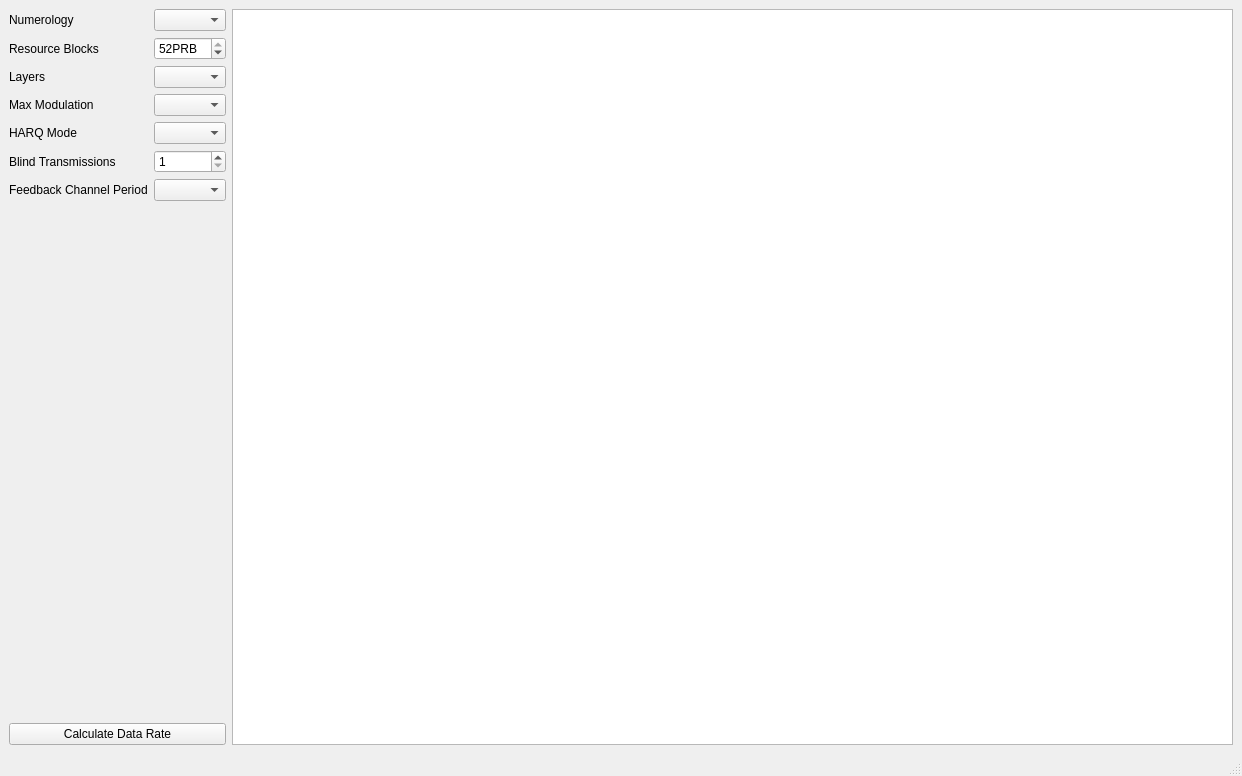
The window that main-window.ui (usnistgov/5G-NR-LTE-Sidelink-Capacity-Estimator) describes before a commit, drawn with Qt 5.
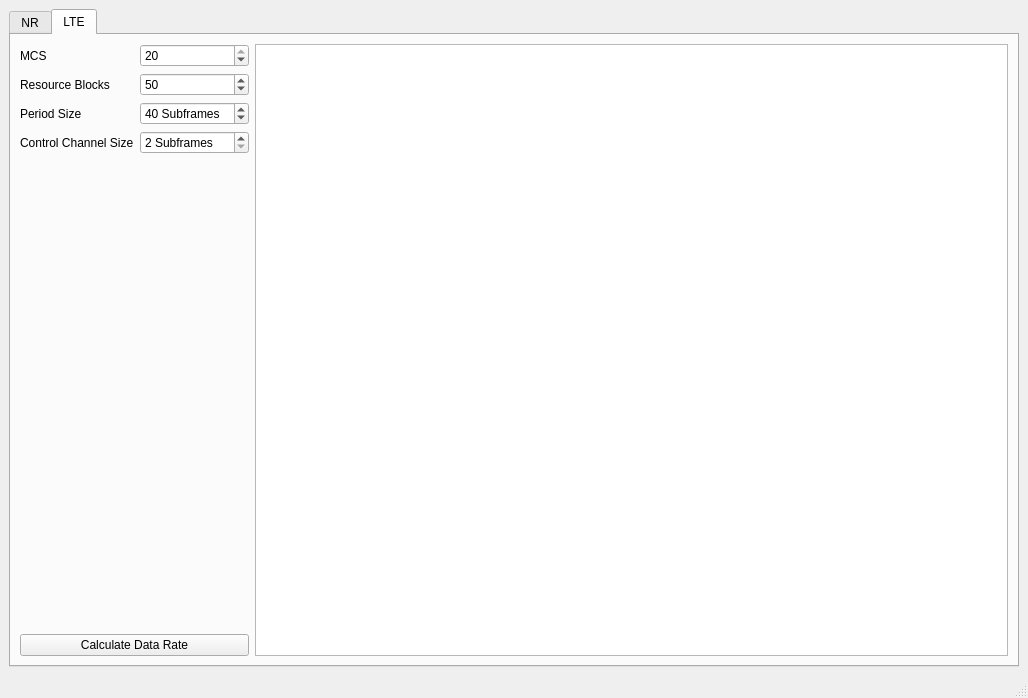
The same window after the commit. The open tabs and pages were chosen to show the change.

```diff
--- a/main-window.ui
+++ b/main-window.ui
@@ -6,14 +6,24 @@
    <rect>
     <x>0</x>
     <y>0</y>
-    <width>1242</width>
-    <height>776</height>
+    <width>1028</width>
+    <height>698</height>
    </rect>
   </property>
   <property name="windowTitle">
    <string>Sidelink Capacity Tool</string>
   </property>
   <widget class="QWidget" name="centralwidget">
+   <layout class="QHBoxLayout" name="horizontalLayout_2">
+    <item>
+     <widget class="QTabWidget" name="tabWidget">
+      <property name="currentIndex">
+       <number>0</number>
+      </property>
+      <widget class="QWidget" name="tabNr">
+       <attribute name="title">
+        <string>NR</string>
+       </attribute>
    <layout class="QHBoxLayout" name="horizontalLayout">
     <item>
      <layout class="QVBoxLayout" name="verticalLayoutFormSubmit">
@@ -59,29 +69,6 @@
         <item row="4" column="1">
          <widget class="QComboBox" name="comboHarq"/>
         </item>
-        <item row="1" column="0">
-         <widget class="QLabel" name="lblResourceBlocks">
-          <property name="text">
-           <string>Resource Blocks</string>
-          </property>
-         </widget>
-        </item>
-        <item row="1" column="1">
-         <widget class="QSpinBox" name="spinResourceBlocks">
-          <property name="suffix">
-           <string>PRB</string>
-          </property>
-          <property name="minimum">
-           <number>11</number>
-          </property>
-          <property name="maximum">
-           <number>52</number>
-          </property>
-          <property name="value">
-           <number>52</number>
-          </property>
-         </widget>
-        </item>
         <item row="5" column="0">
          <widget class="QLabel" name="lblBlindTransmissions">
           <property name="text">
@@ -135,6 +122,118 @@
     </item>
    </layout>
   </widget>
+      <widget class="QWidget" name="tabLte">
+       <attribute name="title">
+        <string>LTE</string>
+       </attribute>
+       <layout class="QHBoxLayout" name="horizontalLayout_3">
+        <item>
+         <layout class="QVBoxLayout" name="verticalLayout_2">
+          <item>
+           <layout class="QFormLayout" name="formLayout_2">
+            <item row="0" column="0">
+             <widget class="QLabel" name="lblMcs">
+              <property name="text">
+               <string>MCS</string>
+              </property>
+             </widget>
+            </item>
+            <item row="0" column="1">
+             <widget class="QSpinBox" name="spinMcs">
+              <property name="maximum">
+               <number>20</number>
+              </property>
+              <property name="value">
+               <number>20</number>
+              </property>
+             </widget>
+            </item>
+            <item row="1" column="0">
+             <widget class="QLabel" name="lblResourceBlocks_2">
+              <property name="text">
+               <string>Resource Blocks</string>
+              </property>
+             </widget>
+            </item>
+            <item row="1" column="1">
+             <widget class="QSpinBox" name="spinResourceBlocksLte">
+              <property name="minimum">
+               <number>1</number>
+              </property>
+              <property name="maximum">
+               <number>128</number>
+              </property>
+              <property name="value">
+               <number>50</number>
+              </property>
+             </widget>
+            </item>
+            <item row="2" column="0">
+             <widget class="QLabel" name="label">
+              <property name="text">
+               <string>Period Size</string>
+              </property>
+             </widget>
+            </item>
+            <item row="2" column="1">
+             <widget class="QSpinBox" name="spinPeriodSize">
+              <property name="suffix">
+               <string> Subframes</string>
+              </property>
+              <property name="maximum">
+               <number>320</number>
+              </property>
+              <property name="value">
+               <number>40</number>
+              </property>
+             </widget>
+            </item>
+            <item row="3" column="0">
+             <widget class="QLabel" name="label_2">
+              <property name="text">
+               <string>Control Channel Size</string>
+              </property>
+             </widget>
+            </item>
+            <item row="3" column="1">
+             <widget class="QSpinBox" name="spinPscchSize">
+              <property name="suffix">
+               <string> Subframes</string>
+              </property>
+              <property name="minimum">
+               <number>2</number>
+              </property>
+              <property name="maximum">
+               <number>40</number>
+              </property>
+             </widget>
+            </item>
+           </layout>
+          </item>
+          <item>
+           <widget class="QPushButton" name="btnCalculateLte">
+            <property name="sizePolicy">
+             <sizepolicy hsizetype="Ignored" vsizetype="Fixed">
+              <horstretch>0</horstretch>
+              <verstretch>0</verstretch>
+             </sizepolicy>
+            </property>
+            <property name="text">
+             <string>Calculate Data Rate</string>
+            </property>
+           </widget>
+          </item>
+         </layout>
+        </item>
+        <item>
+         <widget class="QTableView" name="tableResultLte"/>
+        </item>
+       </layout>
+      </widget>
+     </widget>
+    </item>
+   </layout>
+  </widget>
   <widget class="QMenuBar" name="menubar">
    <property name="geometry">
     <rect>
```
Left out of the diff: 27 changed lines with no effect on the pictures. Lines whose indentation alone changed are shown as unchanged.
